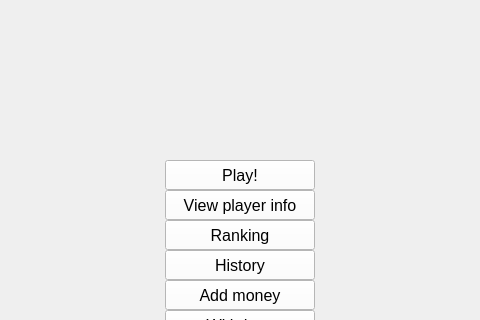
Qt form blackjack-client/ui/home.ui (lehoangtran289/Blackjack) before a commit; both pictures show x 155 to 635 and y 140 to 460 of the 800 by 600 pixel window.
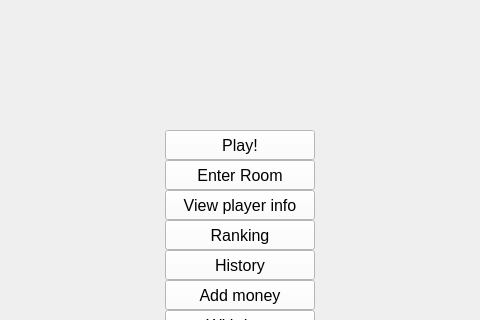
The same form after that commit. Icons and pictures are not drawn.

Commit message: enter room func

What changed in the file:
```diff
--- a/blackjack-client/ui/home.ui
+++ b/blackjack-client/ui/home.ui
@@ -20,7 +20,7 @@
    <property name="geometry">
     <rect>
      <x>320</x>
-     <y>300</y>
+     <y>270</y>
      <width>150</width>
      <height>30</height>
     </rect>
@@ -280,6 +280,30 @@
     <string>About</string>
    </property>
   </widget>
+  <widget class="QPushButton" name="enter_room_button">
+   <property name="geometry">
+    <rect>
+     <x>320</x>
+     <y>300</y>
+     <width>150</width>
+     <height>30</height>
+    </rect>
+   </property>
+   <property name="font">
+    <font>
+     <family>Arial</family>
+     <pointsize>12</pointsize>
+    </font>
+   </property>
+   <property name="styleSheet">
+    <string notr="true">color: rgb(0, 0, 0);
+background-color: rgb(255, 255, 255);
+border-color: rgb(255, 255, 255);</string>
+   </property>
+   <property name="text">
+    <string>Enter Room</string>
+   </property>
+  </widget>
   <zorder>background_label</zorder>
   <zorder>play_button</zorder>
   <zorder>logout_button</zorder>
```
Left out of the diff: 1 changed line with no effect on the pictures. The commit also changes 10 other files.
